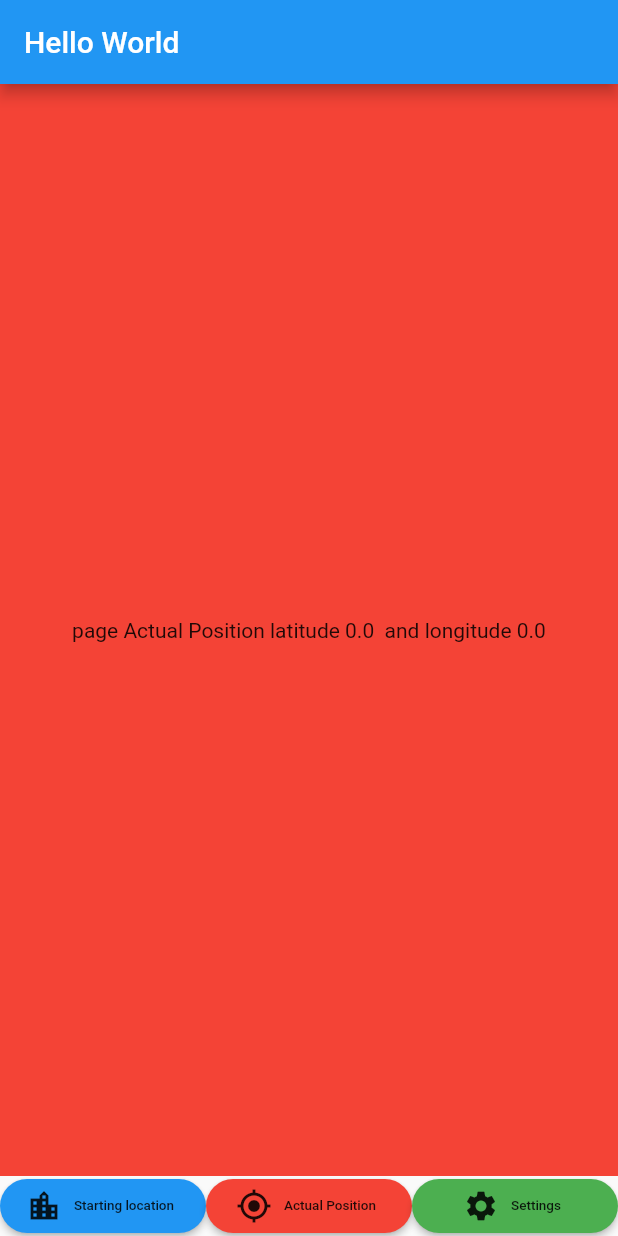
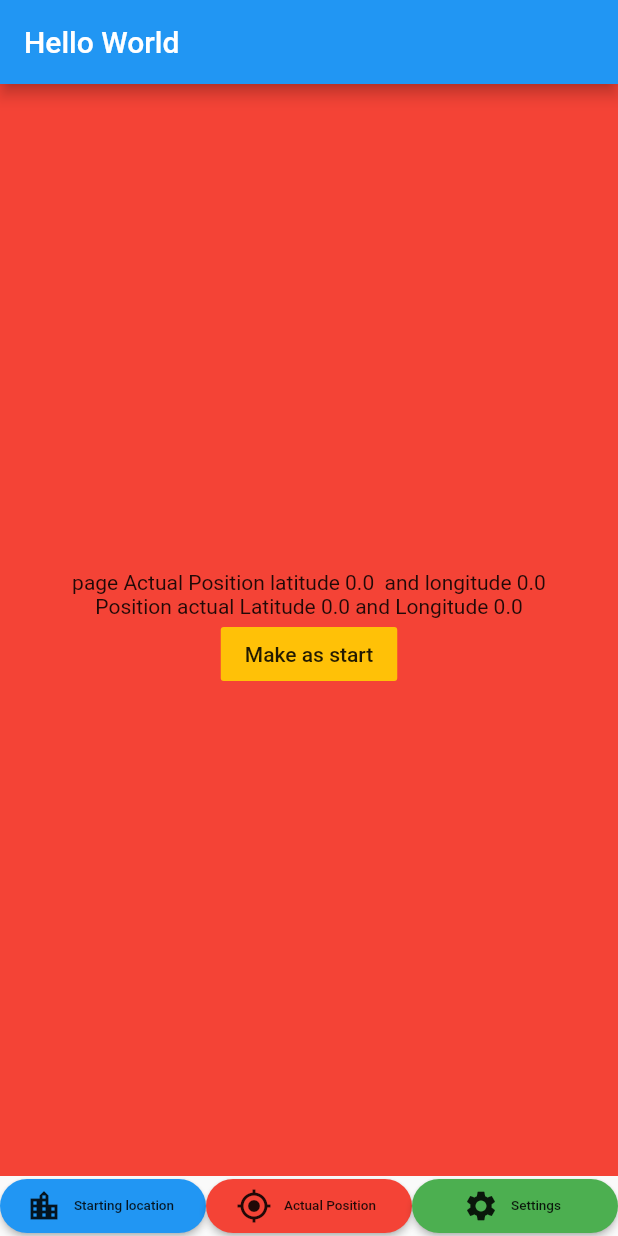
Before and after one commit to aadile/flutter-outofbound, a Flutter app: the HomePage screen opened directly, item 2 of the bottom bar chosen, on a phone screen of 412 x 824 dp. Run offline on Flutter 3.47's test engine with Material 2 defaults, Android fonts, the phone set to English and light mode, and no system bars; our stand-ins replace location; accounts and stored records are empty; statements that could not run were skipped.

Commit message:
feat(step6_startingposition) save position after clicked button start

```diff
--- a/lib/main.dart
+++ b/lib/main.dart
@@ -1,11 +1,9 @@
 import 'package:flutter/material.dart';
-import 'package:out_of_bound_ato/service/location_service.dart';
+import 'package:out_of_bound_ato/provider/location_provider.dart';
+import 'package:out_of_bound_ato/subpage/actual_position.dart';
 import 'package:out_of_bound_ato/subpage/settings.dart';
 import 'package:out_of_bound_ato/subpage/starting_position.dart';
-import 'package:out_of_bound_ato/subpage/actual_position.dart';
 import 'package:provider/provider.dart';
-
-import 'model/user_location.dart';
 
 const TEXT_SIZE = 9.0;
 const ICON_SIZE = 12.0;
@@ -17,10 +15,13 @@ void main() {
 class MyApp extends StatelessWidget {
   @override
   Widget build(BuildContext context) {
-    return StreamProvider<UserLocation>(
-        create: (context) => LocationService().locationStream,
-        child:
-            MaterialApp(title: "Welcome to World Flutter", home: HomePage()));
+    return MultiProvider(
+      providers: [
+        ChangeNotifierProvider(
+          create: (context) => LocationProvider(),
+        )
+      ],
+      child: MaterialApp(title: "Welcome to World Flutter", home: HomePage()));
   }
 }
 
@@ -97,65 +98,6 @@ class _HomePageState extends State<HomePage> {
                             borderRadius: new BorderRadius.circular(30.0))))
               ],
             ))
-
-        /*Align(
-              heightFactor: 100,
-              alignment: Alignment.bottomCenter,
-              child: Row(
-                mainAxisAlignment: MainAxisAlignment.spaceEvenly,
-                children: [
-                  Expanded(
-                    child: RaisedButton.icon(
-                        onPressed: () {
-                          setState(() {
-                            selectedButton = 0;
-                            print("selected Button Starting Location");
-                          });
-                        },
-                        icon: Icon(Icons.location_city),
-                        label: Flexible(
-                            child: Text("Starting location",
-                                style: new TextStyle(fontSize: TEXT_SIZE),
-                                textAlign: TextAlign.center)),
-                        color: Colors.blue,
-                        shape: new RoundedRectangleBorder(borderRadius: new BorderRadius.circular(30.0))
-                    ),
-                  ),
-                  Expanded(
-                      child: RaisedButton.icon(
-                          onPressed: () {
-                            setState(() {
-                              selectedButton = 1;
-                              print("selected Button Actual Location");
-                            });
-                          },
-                          icon: Icon(Icons.my_location),
-                          label: Flexible(
-                              child: Text("Actual Position",
-                                  style: new TextStyle(fontSize: TEXT_SIZE),
-                                  textAlign: TextAlign.center)),
-                          color: Colors.red,
-                          shape: new RoundedRectangleBorder(borderRadius: new BorderRadius.circular(30.0))
-                      )),
-                  Expanded(
-                      child: RaisedButton.icon(
-                          onPressed: () {
-                            setState(() {
-                              selectedButton = 2;
-                              print("selected Button Setting");
-                            });
-                          },
-                          icon: Icon(Icons.settings),
-                          label: Flexible(
-                              child: Text("Settings",
-                                  style: new TextStyle(fontSize: TEXT_SIZE),
-                                  textAlign: TextAlign.center)),
-                          color: Colors.green,
-                          shape: new RoundedRectangleBorder(borderRadius: new BorderRadius.circular(30.0))
-                      )
-                  )
-                ],
-              ))*/
         );
   }
 }
--- /dev/null
+++ b/lib/provider/location_provider.dart
@@ -0,0 +1,45 @@
+import 'package:flutter/cupertino.dart';
+import 'package:location/location.dart';
+import 'package:out_of_bound_ato/model/user_location.dart';
+
+class LocationProvider extends ChangeNotifier {
+
+  UserLocation _currentPosition;
+  UserLocation _startingPosition;
+
+  var location = Location();
+
+
+  void setStartingPosition() {
+    _startingPosition = _currentPosition;
+    notifyListeners();
+  }
+
+
+  void initLocationProvider() {
+    print("here LocationService");
+    location.requestPermission().then((granted) {
+      if (granted == PermissionStatus.granted) {
+        location.onLocationChanged.listen((locationData) {
+          if (locationData != null) {
+            _currentPosition =
+                UserLocation(
+                  latitude: locationData.latitude,
+                  longitude: locationData.longitude,
+                );
+            notifyListeners();
+          }
+        });
+      }
+    });
+  }
+
+  void lastPosition(UserLocation last) {
+    _startingPosition = last;
+    notifyListeners();
+  }
+
+  UserLocation get currentPosition => _currentPosition;
+  UserLocation get startingPosition => _startingPosition;
+
+}
--- a/lib/service/location_service.dart
+++ /dev/null
@@ -1,48 +0,0 @@
-import 'dart:async';
-
-import 'package:location/location.dart';
-import 'package:out_of_bound_ato/model/user_location.dart';
-
-class LocationService {
-  // Keep track of current Location
-  UserLocation _currentLocation;
-  var location = Location();
-
-  // Continuously emit location updates
-  StreamController<UserLocation> _locationController = StreamController<UserLocation>.broadcast();
-
-  Stream<UserLocation> get locationStream => _locationController.stream;
-
-  LocationService() {
-    print("here LocationService");
-    location.requestPermission().then((granted) {
-      if (granted == PermissionStatus.granted) {
-        location.onLocationChanged.listen((locationData) {
-          if (locationData != null) {
-            _locationController.add(
-                UserLocation(
-                  latitude: locationData.latitude,
-                  longitude: locationData.longitude,
-                )
-            );
-          }
-        });
-      }
-    });
-  }
-/*
-  Future<UserLocation> getLocation() async {
-    try {
-      print("here getLocation");
-      var userLocation = await location.getLocation();
-      _currentLocation = UserLocation(
-        latitude: userLocation.latitude,
-        longitude: userLocation.longitude,
-      );
-    } on Exception catch (e) {
-      print('Could not get location: ${e.toString()}');
-    }
-
-    return _currentLocation;
-  }*/
-}
--- a/lib/subpage/actual_position.dart
+++ b/lib/subpage/actual_position.dart
@@ -1,24 +1,50 @@
 import 'package:flutter/material.dart';
-import 'package:out_of_bound_ato/model/user_location.dart';
+import 'package:out_of_bound_ato/provider/location_provider.dart';
 import 'package:provider/provider.dart';
 
-class ActualPosition extends StatelessWidget {
+class ActualPosition extends StatefulWidget {
+  @override
+  _ActualPositionState createState() => _ActualPositionState();
+}
+
+class _ActualPositionState extends State<ActualPosition> {
   @override
   Widget build(BuildContext context) {
-    var userLocation = Provider.of<UserLocation>(context);
+    return Consumer<LocationProvider>(
+      builder: (context, _locationProvider, _) {
         print("page Actual Position " +
-        userLocation?.latitude.toString() +
+            _locationProvider.currentPosition?.latitude.toString() +
             " and " +
-        userLocation?.longitude.toString());
+            _locationProvider.currentPosition?.longitude.toString());
+
+        _locationProvider.initLocationProvider();
 
         return Scaffold(
             backgroundColor: Colors.red,
             body: Container(
                 alignment: Alignment.center,
-        padding: EdgeInsets.all(5),
-        child: Text(
-            "page Actual Position latitude ${userLocation?.latitude}  and longitude ${userLocation?.longitude}"),
-      ),
+                padding: EdgeInsets.all(10),
+                child: Column(
+                    mainAxisAlignment: MainAxisAlignment.center,
+                    children: <Widget>[
+                      Text(
+                          "page Actual Position latitude ${_locationProvider.currentPosition?.latitude}  and longitude ${_locationProvider.currentPosition?.longitude}"),
+                      Text(_locationProvider.startingPosition == null
+                          ? "Press on button Make as start to get position actual"
+                          : "Position actual Latitude ${_locationProvider.startingPosition?.latitude} and Longitude ${_locationProvider.startingPosition?.longitude}"),
+                      FlatButton(
+                        color: Colors.amber,
+                        onPressed: () {
+                          _locationProvider.setStartingPosition();
+                          print("_currentLocation ${_locationProvider.startingPosition?.latitude}");
+                        },
+                        child: Text("Make as start"),
+                      )
+                    ])));
+
+      }
     );
+
+
   }
 }
```
Lines whose indentation alone changed are shown as unchanged.
